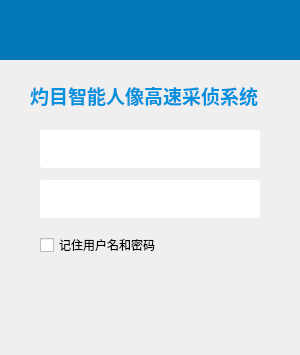
Qt form UIModule/logindialog.ui (zhangjianscc/ZMClient) before a commit.
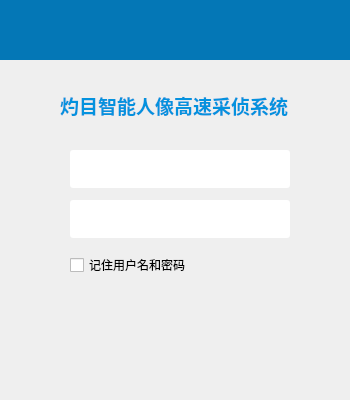
The same form after that commit. Icons and pictures are not drawn.

```diff
--- a/UIModule/logindialog.ui
+++ b/UIModule/logindialog.ui
@@ -6,8 +6,8 @@
    <rect>
     <x>0</x>
     <y>0</y>
-    <width>300</width>
-    <height>355</height>
+    <width>350</width>
+    <height>400</height>
    </rect>
   </property>
   <property name="windowTitle">
@@ -21,15 +21,15 @@
     <rect>
      <x>0</x>
      <y>0</y>
-     <width>300</width>
-     <height>350</height>
+     <width>350</width>
+     <height>400</height>
     </rect>
    </property>
    <widget class="QLineEdit" name="m_editUserKey">
     <property name="geometry">
      <rect>
-      <x>40</x>
-      <y>180</y>
+      <x>70</x>
+      <y>200</y>
       <width>220</width>
       <height>38</height>
      </rect>
@@ -48,6 +48,9 @@
 border:0px;
 border-radius: 3px</string>
     </property>
+    <property name="frame">
+     <bool>false</bool>
+    </property>
     <property name="echoMode">
      <enum>QLineEdit::Password</enum>
     </property>
@@ -55,8 +58,8 @@
    <widget class="QLabel" name="label">
     <property name="geometry">
      <rect>
-      <x>30</x>
-      <y>80</y>
+      <x>60</x>
+      <y>90</y>
       <width>251</width>
       <height>31</height>
      </rect>
@@ -113,8 +116,8 @@
    <widget class="QPushButton" name="m_btnLogin">
     <property name="geometry">
      <rect>
-      <x>40</x>
-      <y>280</y>
+      <x>70</x>
+      <y>300</y>
       <width>220</width>
       <height>40</height>
      </rect>
@@ -126,12 +129,15 @@
      <string notr="true">border-image:url(://images//login-btn.png);
 border:0px</string>
     </property>
+    <property name="default">
+     <bool>true</bool>
+    </property>
    </widget>
    <widget class="QCheckBox" name="m_checkBoxRemenber">
     <property name="geometry">
      <rect>
-      <x>40</x>
-      <y>230</y>
+      <x>70</x>
+      <y>250</y>
       <width>220</width>
       <height>30</height>
      </rect>
@@ -159,8 +165,8 @@
    <widget class="QLineEdit" name="m_editUserName">
     <property name="geometry">
      <rect>
-      <x>40</x>
-      <y>130</y>
+      <x>70</x>
+      <y>150</y>
       <width>220</width>
       <height>38</height>
      </rect>
@@ -179,13 +185,16 @@
     <property name="inputMethodHints">
      <set>Qt::ImhHiddenText</set>
     </property>
+    <property name="frame">
+     <bool>false</bool>
+    </property>
    </widget>
    <widget class="QWidget" name="widget" native="true">
     <property name="geometry">
      <rect>
       <x>0</x>
       <y>0</y>
-      <width>300</width>
+      <width>350</width>
       <height>60</height>
      </rect>
     </property>
@@ -197,7 +206,7 @@
     <widget class="QPushButton" name="m_btnMinimize">
      <property name="geometry">
       <rect>
-       <x>260</x>
+       <x>310</x>
        <y>0</y>
        <width>20</width>
        <height>20</height>
@@ -215,7 +224,7 @@
     <widget class="QPushButton" name="m_btnClose">
      <property name="geometry">
       <rect>
-       <x>280</x>
+       <x>330</x>
        <y>0</y>
        <width>20</width>
        <height>20</height>
@@ -234,7 +243,7 @@
     <widget class="QLabel" name="m_labelLogo">
      <property name="geometry">
       <rect>
-       <x>50</x>
+       <x>70</x>
        <y>10</y>
        <width>170</width>
        <height>40</height>
```
